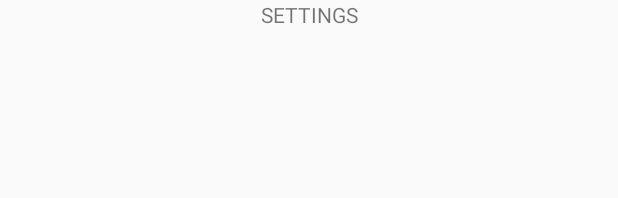
After one commit to ctkim/ThisIsUs, an Android app: the layout settings_fragment.xml on its own in the app's theme, with its tools: preview values and no code run, on a phone screen of 412 x 824 dp. The commit adds this screen. Shown: the top 198 px of the screen. Run offline under Robolectric (Android 15) with nearby library versions, the phone set to English and light mode, and no system bars.

Commit message:
add settings fragment

```diff
--- a/app/src/main/java/cs/thisisus/MainActivity.java
+++ b/app/src/main/java/cs/thisisus/MainActivity.java
@@ -59,6 +59,9 @@ public class MainActivity extends AppCompatActivity {
             case R.id.menu_ideas:
                 pushFragment(new IdeasFragment());
                 break;
+            case R.id.menu_settings:
+                pushFragment(new SettingsFragment());
+                break;
         }
     }
 
--- /dev/null
+++ b/app/src/main/res/layout/settings_fragment.xml
@@ -0,0 +1,13 @@
+<?xml version="1.0" encoding="utf-8"?>
+<LinearLayout xmlns:android="http://schemas.android.com/apk/res/android"
+    android:layout_width="match_parent"
+    android:layout_height="match_parent">
+
+    <TextView
+        android:id="@+id/textView"
+        android:layout_width="match_parent"
+        android:layout_height="wrap_content"
+        android:gravity="center"
+        android:text="@string/settings"/>
+
+</LinearLayout>
--- a/app/src/main/res/menu/bottom_nav.xml
+++ b/app/src/main/res/menu/bottom_nav.xml
@@ -9,4 +9,9 @@
         android:id="@+id/menu_ideas"
         android:icon="@drawable/ic_lightbulb_outline"
         android:title="@string/ideas" />
+
+    <item
+        android:id="@+id/menu_settings"
+        android:icon="@drawable/ic_settings"
+        android:title="@string/settings" />
 </menu>
```
Also changed, not shown: app/src/main/java/cs/thisisus/SettingsFragment.java (added, +18 -0 lines), app/src/main/res/drawable-hdpi/ic_settings.png (added), app/src/main/res/drawable-mdpi/ic_settings.png (added), app/src/main/res/drawable-xhdpi/ic_settings.png (added), app/src/main/res/drawable-xxhdpi/ic_settings.png (added), app/src/main/res/drawable-xxxhdpi/ic_settings.png (added).
